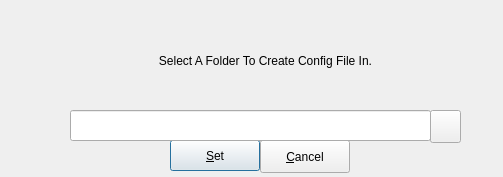
Old version of the form src/configfileoption.ui in the repository mhogomchungu/sirikali.
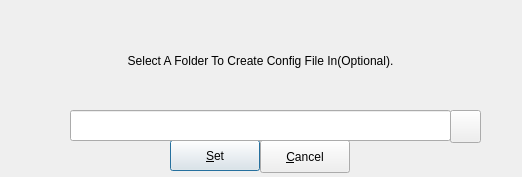
New version of the form.

Diff of the .ui file:
```diff
--- a/src/configfileoption.ui
+++ b/src/configfileoption.ui
@@ -6,7 +6,7 @@
    <rect>
     <x>0</x>
     <y>0</y>
-    <width>503</width>
+    <width>522</width>
     <height>177</height>
    </rect>
   </property>
@@ -44,7 +44,7 @@
     <rect>
      <x>70</x>
      <y>110</y>
-     <width>361</width>
+     <width>381</width>
      <height>31</height>
     </rect>
    </property>
@@ -55,7 +55,7 @@
   <widget class="QPushButton" name="pbOpenPath">
    <property name="geometry">
     <rect>
-     <x>430</x>
+     <x>450</x>
      <y>110</y>
      <width>31</width>
      <height>33</height>
@@ -70,12 +70,12 @@
     <rect>
      <x>70</x>
      <y>10</y>
-     <width>391</width>
+     <width>381</width>
      <height>101</height>
     </rect>
    </property>
    <property name="text">
-    <string>Select A Folder To Create Config File In.</string>
+    <string>Select A Folder To Create Config File In(Optional).</string>
    </property>
    <property name="alignment">
     <set>Qt::AlignCenter</set>
```
